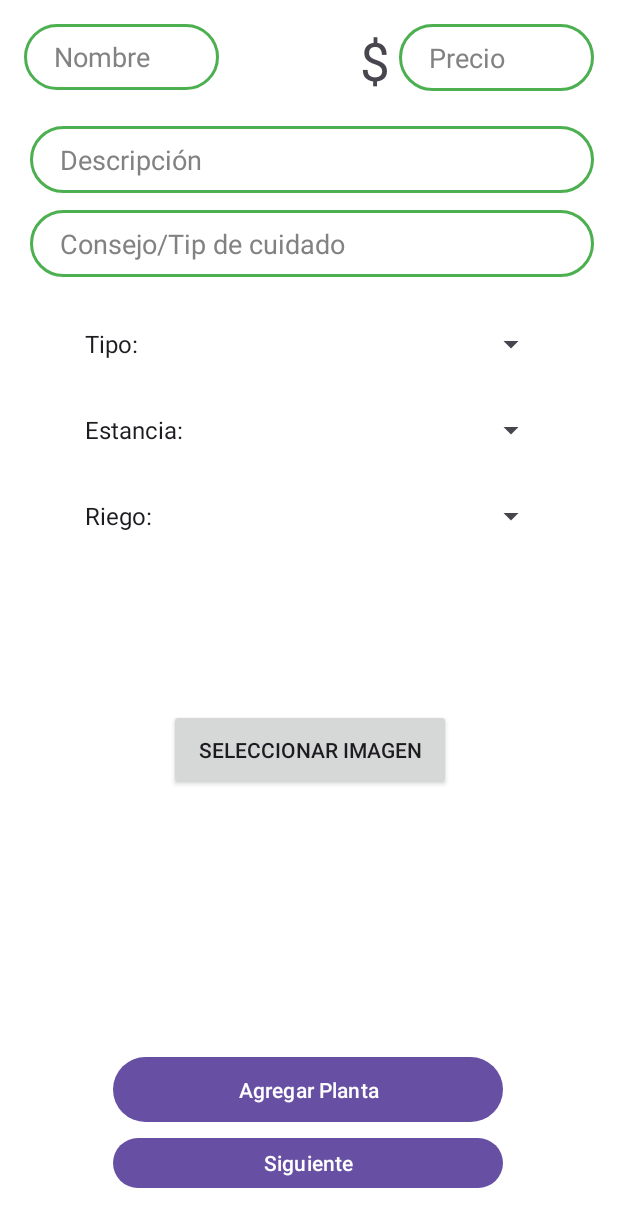
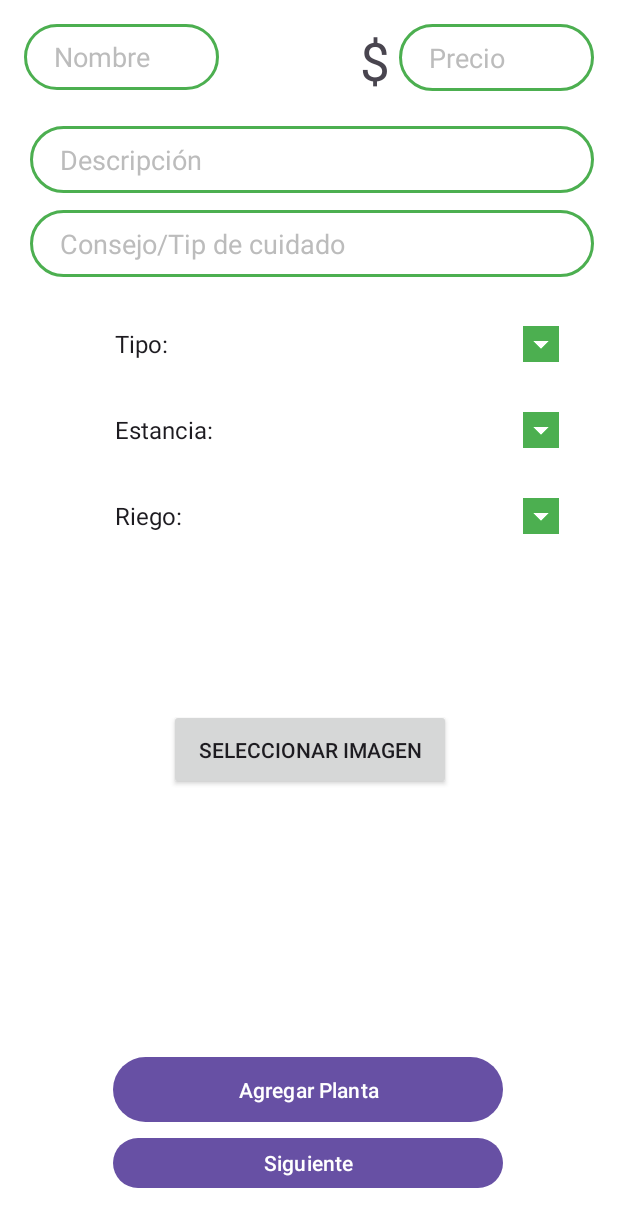
Before and after one commit to AxellSC/GreenLeaf-V1.0.0, an Android app: the FormActivity screen opened directly, with no data from a screen before it, on a phone screen of 412 x 824 dp. Shown: the top 1227 px of the screen. Run offline under Robolectric (Android 15) with nearby library versions, the phone set to English and light mode, and no system bars; our stand-ins replace Firebase (no records; nobody signed in at launch, a user with empty details on screens opened directly).

Commit message:
Se mejoro el form de plantas

```diff
--- a/app/src/main/res/layout/activity_form.xml
+++ b/app/src/main/res/layout/activity_form.xml
@@ -20,7 +20,7 @@
         android:paddingRight="10dp"
         android:paddingBottom="10dp"
         android:textColor="#000000"
-        android:textColorHint="#838282"
+        android:textColorHint="#BCBCBC"
         app:layout_constraintStart_toStartOf="parent"
         app:layout_constraintTop_toTopOf="parent" />
 
@@ -37,7 +37,7 @@
         android:paddingRight="10dp"
         android:paddingBottom="10dp"
         android:textColor="#000000"
-        android:textColorHint="#838282"
+        android:textColorHint="#BCBCBC"
         app:layout_constraintStart_toStartOf="parent"
         app:layout_constraintTop_toTopOf="parent" />
 
@@ -54,7 +54,7 @@
         android:paddingRight="10dp"
         android:paddingBottom="10dp"
         android:textColor="#000000"
-        android:textColorHint="#838282"
+        android:textColorHint="#BCBCBC"
         app:layout_constraintStart_toStartOf="parent"
         app:layout_constraintTop_toTopOf="parent" />
 
@@ -69,7 +69,7 @@
         android:paddingRight="10dp"
         android:paddingBottom="10dp"
         android:textColor="#000000"
-        android:textColorHint="#838282"
+        android:textColorHint="#BCBCBC"
         app:layout_constraintEnd_toEndOf="parent"
         app:layout_constraintHorizontal_bias="1.0"
         app:layout_constraintStart_toEndOf="@+id/etNombre"
@@ -119,32 +119,53 @@
         app:layout_constraintStart_toStartOf="parent" />
 
     <Spinner
+        android:id="@+id/spnEstancia"
+        android:layout_width="316dp"
+        android:layout_height="41dp"
+        android:layout_marginTop="16dp"
+        android:backgroundTint="@color/green"
+        android:backgroundTintMode="add"
+        android:foregroundTint="#040404"
+        android:outlineAmbientShadowColor="#000000"
+        android:spinnerMode="dialog"
+        android:textAlignment="viewStart"
+        android:textDirection="inherit"
+        app:layout_constraintEnd_toEndOf="parent"
+        app:layout_constraintHorizontal_bias="0.825"
+        app:layout_constraintStart_toStartOf="parent"
+        app:layout_constraintTop_toBottomOf="@+id/spnTipo" />
+
+    <Spinner
         android:id="@+id/spnTipo"
         android:layout_width="316dp"
         android:layout_height="41dp"
         android:layout_marginTop="24dp"
+        android:backgroundTint="@color/green"
+        android:backgroundTintMode="add"
+        android:foregroundTint="#040404"
+        android:outlineAmbientShadowColor="#000000"
+        android:spinnerMode="dialog"
+        android:textAlignment="viewStart"
+        android:textDirection="inherit"
         app:layout_constraintEnd_toEndOf="parent"
-        app:layout_constraintHorizontal_bias="0.507"
+        app:layout_constraintHorizontal_bias="0.825"
         app:layout_constraintStart_toStartOf="parent"
         app:layout_constraintTop_toBottomOf="@+id/etConsejo" />
-
-    <Spinner
-        android:id="@+id/spnEstancia"
-        android:layout_width="316dp"
-        android:layout_height="41dp"
-        android:layout_marginTop="16dp"
-        app:layout_constraintEnd_toEndOf="parent"
-        app:layout_constraintHorizontal_bias="0.507"
-        app:layout_constraintStart_toStartOf="parent"
-        app:layout_constraintTop_toBottomOf="@+id/spnTipo" />
 
     <Spinner
         android:id="@+id/spnRiego"
         android:layout_width="316dp"
         android:layout_height="41dp"
         android:layout_marginTop="16dp"
+        android:backgroundTint="@color/green"
+        android:backgroundTintMode="add"
+        android:foregroundTint="#040404"
+        android:outlineAmbientShadowColor="#000000"
+        android:spinnerMode="dialog"
+        android:textAlignment="viewStart"
+        android:textDirection="inherit"
         app:layout_constraintEnd_toEndOf="parent"
-        app:layout_constraintHorizontal_bias="0.507"
+        app:layout_constraintHorizontal_bias="0.825"
         app:layout_constraintStart_toStartOf="parent"
         app:layout_constraintTop_toBottomOf="@+id/spnEstancia" />
 
```
